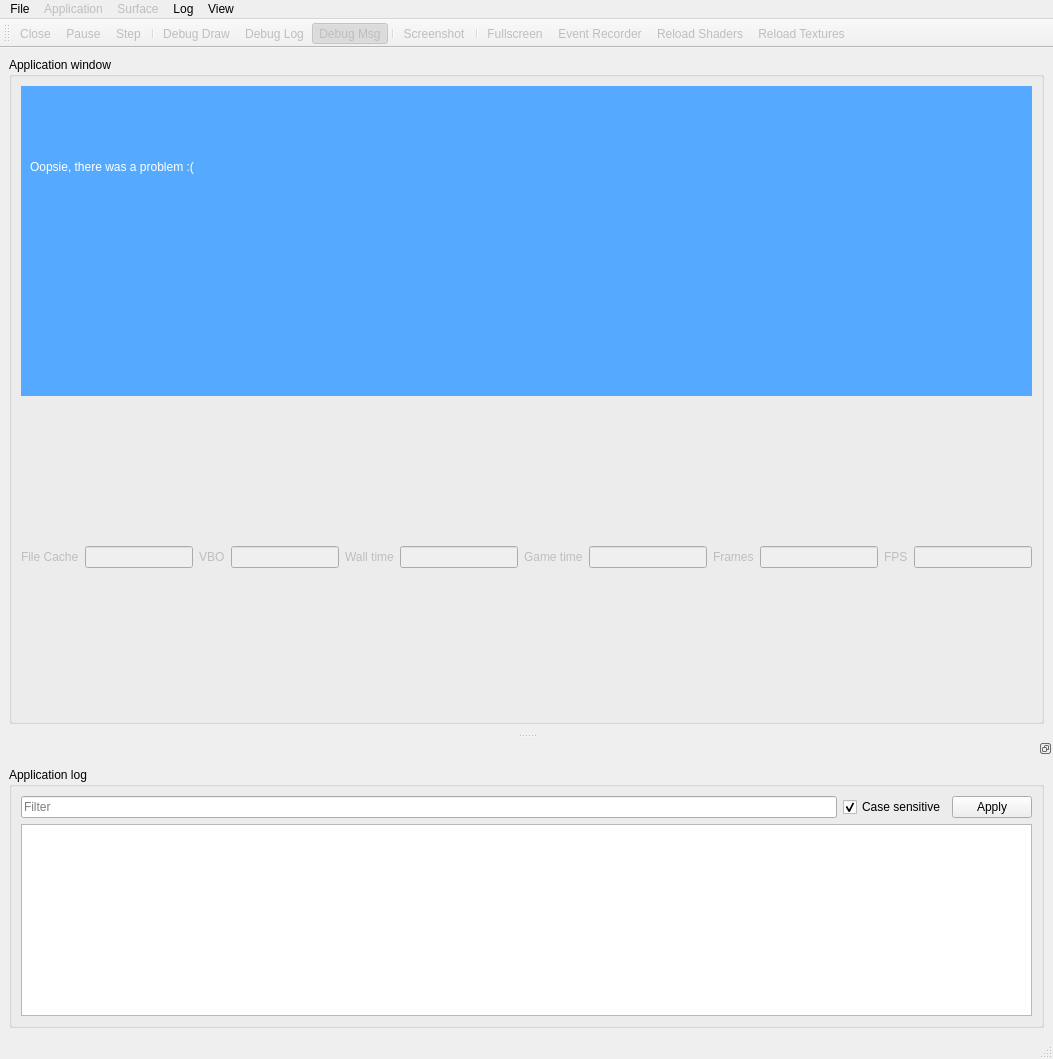
The window that editor/gui/playwindow.ui (ensisoft/detonator) describes before a commit, drawn with Qt 5.
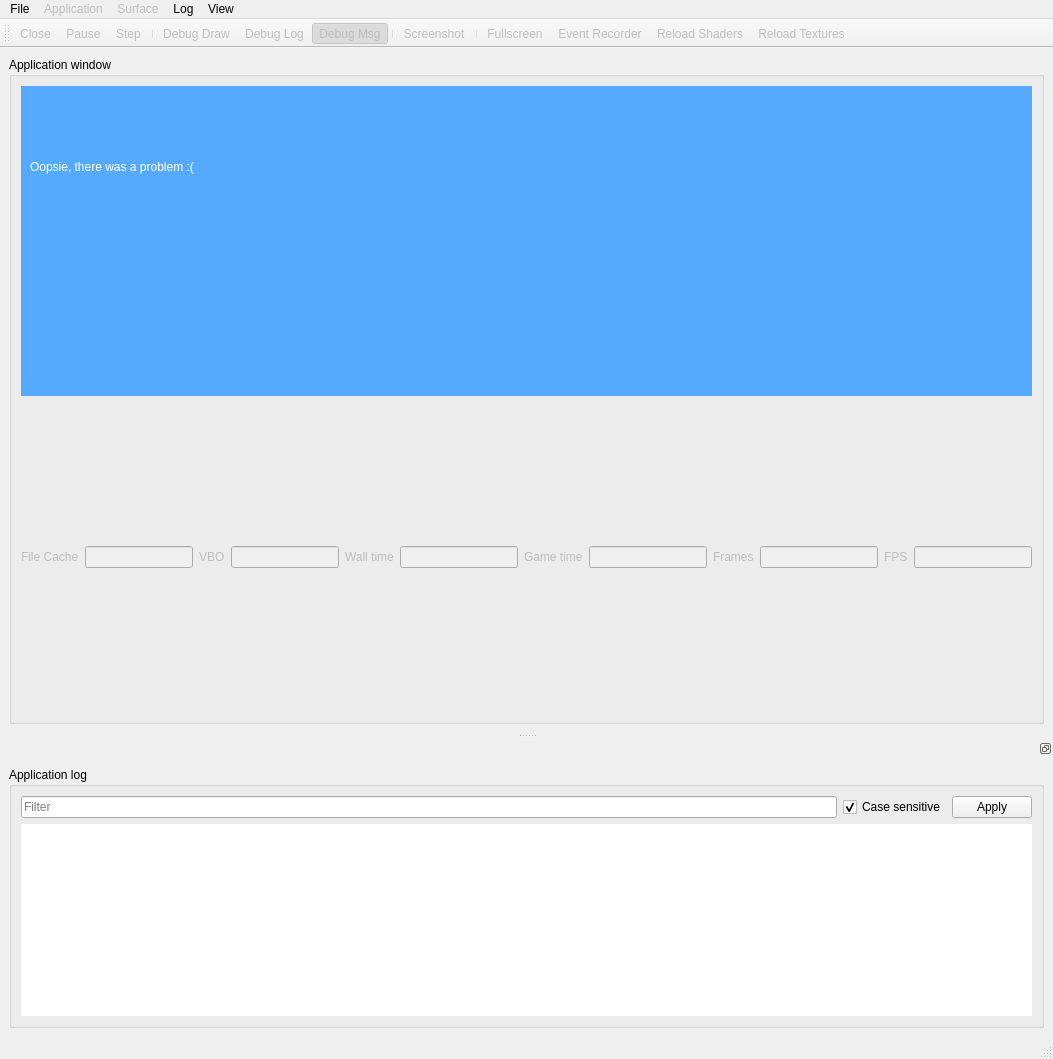
The same window after the commit. Icons and pictures are not drawn.

The edit to the form file:
```diff
--- a/editor/gui/playwindow.ui
+++ b/editor/gui/playwindow.ui
@@ -422,6 +422,9 @@
           <property name="contextMenuPolicy">
            <enum>Qt::CustomContextMenu</enum>
           </property>
+          <property name="frameShape">
+           <enum>QFrame::NoFrame</enum>
+          </property>
          </widget>
         </item>
        </layout>
```
Left out of the diff: 3 changed lines with no effect on the pictures.
